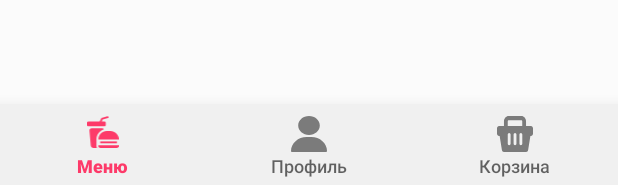
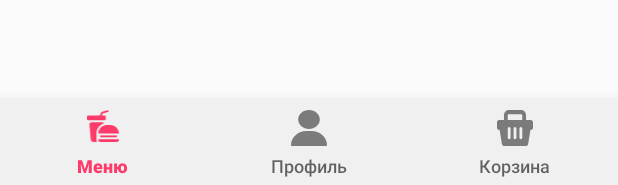
Before and after one commit to lerapenguin11/TestHammerSystems, an Android app: the layout activity_main.xml on its own in the app's theme, with its tools: preview values and no code run, on a phone screen of 412 x 824 dp. Shown: the part 1048-1233 px from the top of the screen. Run offline under Robolectric (Android 15) with nearby library versions, the phone set to English and light mode, and no system bars; Roboto replaces fonts that are not available here.

Commit message:
add nav bottom

```diff
--- /dev/null
+++ b/app/src/main/java/com/example/testhammersystems/utilits/Const.kt
@@ -0,0 +1,5 @@
+package com.example.testhammersystems.utilits
+
+import com.example.testhammersystems.MainActivity
+
+lateinit var APP_ACTIVITY : MainActivity
--- a/app/src/main/res/layout/activity_main.xml
+++ b/app/src/main/res/layout/activity_main.xml
@@ -6,6 +6,7 @@
     android:layout_width="match_parent"
     android:layout_height="match_parent"
     android:background="@color/background"
+    android:id="@+id/main_layout"
     tools:context=".MainActivity">
 
     <FrameLayout
@@ -20,12 +21,12 @@
     <com.google.android.material.bottomnavigation.BottomNavigationView
         android:id="@+id/bottomNavigationView"
         android:layout_width="0dp"
-        android:layout_height="56dp"
+        android:layout_height="60dp"
         android:layout_alignParentBottom="true"
         android:background="@drawable/bg_bottom_nav"
         app:elevation="16dp"
-        app:itemTextAppearanceActive="@style/Widget.BottomNavigationView"
-        app:itemTextAppearanceInactive="@style/Widget.BottomNavigationView"
+        app:itemTextAppearanceActive="@style/Widget.BottomNavigationViewActive"
+        app:itemTextAppearanceInactive="@style/Widget.BottomNavigationViewNotActive"
         app:layout_constraintBottom_toBottomOf="parent"
         app:layout_constraintEnd_toEndOf="parent"
         app:layout_constraintStart_toStartOf="parent"
--- a/app/src/main/res/menu/bottom_nav.xml
+++ b/app/src/main/res/menu/bottom_nav.xml
@@ -2,7 +2,7 @@
 <menu xmlns:android="http://schemas.android.com/apk/res/android">
     <item
         android:title="@string/menu"
-        android:id="@+id/home"
+        android:id="@+id/menu"
         android:enabled="true"
         android:icon="@drawable/ic_menu"/>
     <item
--- a/app/src/main/res/values-night/themes.xml
+++ b/app/src/main/res/values-night/themes.xml
@@ -14,9 +14,17 @@
         <!-- Customize your theme here. -->
     </style>
 
-    <style name="Widget.BottomNavigationView"
+    <style name="Widget.BottomNavigationViewActive"
         parent="Widget.Design.BottomNavigationView">
         <item name="fontFamily">@font/inter_medium</item>
         <item name="android:textSize">12sp</item>
+        <item name="android:textColor">@color/accent_text</item>
+    </style>
+
+    <style name="Widget.BottomNavigationViewNotActive"
+        parent="Widget.Design.BottomNavigationView">
+        <item name="fontFamily">@font/inter_medium</item>
+        <item name="android:textSize">12sp</item>
+        <item name="android:textColor">@color/dark_accent_text</item>
     </style>
 </resources>
--- a/app/src/main/res/values/strings.xml
+++ b/app/src/main/res/values/strings.xml
@@ -3,4 +3,6 @@
     <string name="menu">Меню</string>
     <string name="basket">Корзина</string>
     <string name="profile">Профиль</string>
+    <!-- TODO: Remove or change this placeholder text -->
+    <string name="hello_blank_fragment">Hello blank fragment</string>
 </resources>
--- a/app/src/main/res/values/themes.xml
+++ b/app/src/main/res/values/themes.xml
@@ -14,9 +14,17 @@
         <!-- Customize your theme here. -->
     </style>
 
-    <style name="Widget.BottomNavigationView"
+    <style name="Widget.BottomNavigationViewActive"
         parent="Widget.Design.BottomNavigationView">
         <item name="fontFamily">@font/inter_medium</item>
         <item name="android:textSize">12sp</item>
+        <item name="android:textColor">@color/accent_text</item>
+    </style>
+
+    <style name="Widget.BottomNavigationViewNotActive"
+        parent="Widget.Design.BottomNavigationView">
+        <item name="fontFamily">@font/inter_medium</item>
+        <item name="android:textSize">12sp</item>
+        <item name="android:textColor">@color/dark_accent_text</item>
     </style>
 </resources>
```
Also changed, not shown: app/build.gradle (+5 -2 lines), app/src/main/java/com/example/testhammersystems/MainActivity.kt (+21 -1 lines), app/src/main/java/com/example/testhammersystems/presentation/BasketFragment.kt (added, +60 -0 lines), app/src/main/java/com/example/testhammersystems/presentation/MenuFragment.kt (added, +60 -0 lines), app/src/main/java/com/example/testhammersystems/presentation/ProfileFragment.kt (added, +60 -0 lines), app/src/main/java/com/example/testhammersystems/utilits/Funs.kt (added, +21 -0 lines), app/src/main/res/layout/fragment_basket.xml (added, +14 -0 lines), app/src/main/res/layout/fragment_menu.xml (added, +14 -0 lines), app/src/main/res/layout/fragment_profile.xml (added, +14 -0 lines).
